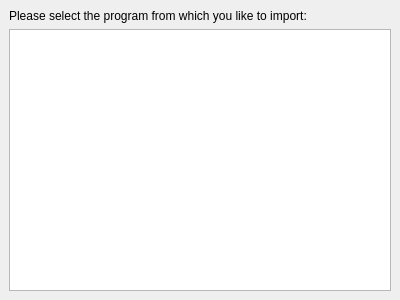
The window that importwizard/ui/autodetect/selectprogrampage.ui (KDE/kdepim) describes before a commit, drawn with Qt 5.
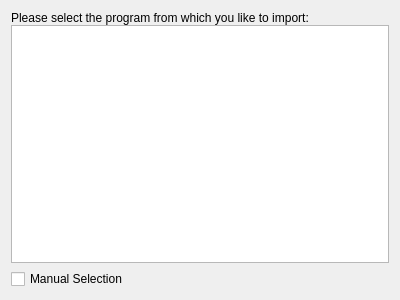
The same window after the commit. Custom widgets are drawn as their Qt base class.

Commit message: Make manual import work

The edit to the form file:
```diff
--- a/importwizard/ui/autodetect/selectprogrampage.ui
+++ b/importwizard/ui/autodetect/selectprogrampage.ui
@@ -11,12 +11,6 @@
    </rect>
   </property>
   <layout class="QVBoxLayout" name="verticalLayout">
-   <property name="spacing">
-    <number>0</number>
-   </property>
-   <property name="margin">
-    <number>0</number>
-   </property>
    <item>
     <widget class="QStackedWidget" name="stackedWidget">
      <property name="currentIndex">
@@ -24,6 +18,12 @@
      </property>
      <widget class="QWidget" name="page">
       <layout class="QVBoxLayout" name="verticalLayout_3">
+       <property name="spacing">
+        <number>0</number>
+       </property>
+       <property name="margin">
+        <number>0</number>
+       </property>
        <item>
         <layout class="QVBoxLayout" name="verticalLayout_2">
          <item>
@@ -70,6 +70,13 @@
      </widget>
     </widget>
    </item>
+   <item>
+    <widget class="QCheckBox" name="manualSelectionCheckBox">
+     <property name="text">
+      <string>Manual Selection</string>
+     </property>
+    </widget>
+   </item>
   </layout>
  </widget>
  <resources/>
```
Left out of the diff: 12 changed lines with no effect on the pictures. The commit also changes 6 other files.
